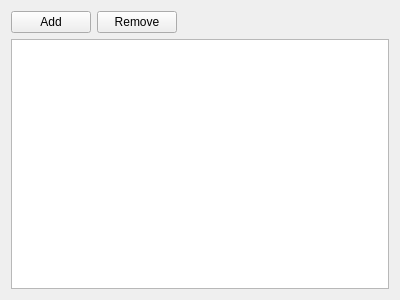
Qt form src/components/cansignalsender/cansignalsender.ui (GENIVI/CANdevStudio) before a commit.
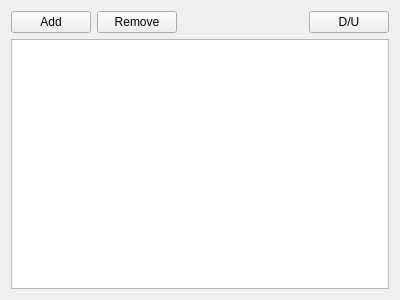
The same form after that commit.

Commit message:
CDS-48 Dock/undock button (#31)
NOTE: Buttons added just for presentation purposes. To be changed later once "Project View" will be available.

Patch:
```diff
--- a/src/components/cansignalsender/cansignalsender.ui
+++ b/src/components/cansignalsender/cansignalsender.ui
@@ -55,6 +55,13 @@
        </property>
       </spacer>
      </item>
+     <item>
+      <widget class="QPushButton" name="pbDockUndock">
+       <property name="text">
+        <string>D/U</string>
+       </property>
+      </widget>
+     </item>
     </layout>
    </item>
    <item>
```
The commit also changes 15 other files.
